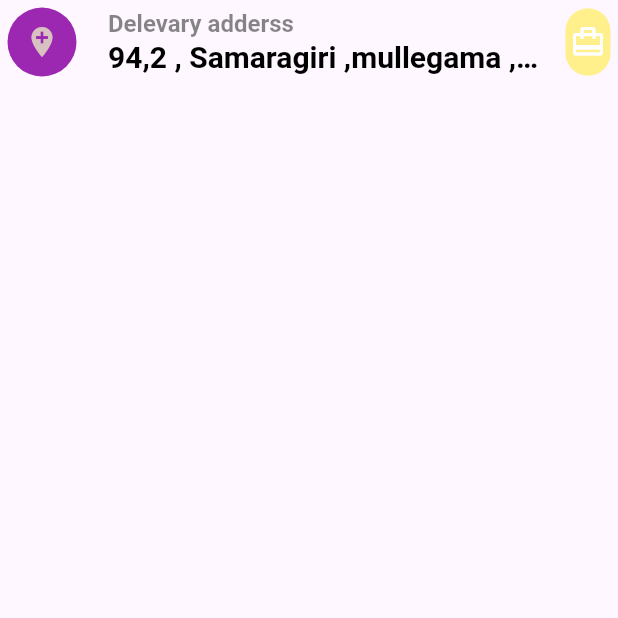
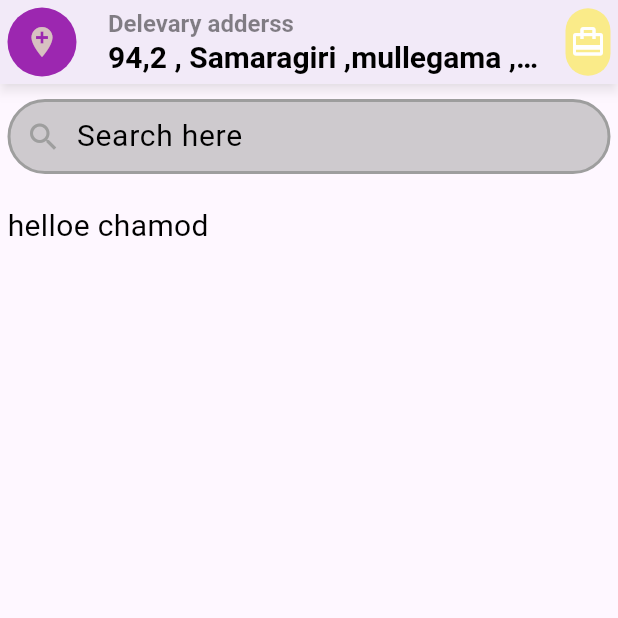
Before and after one commit to ChamodMullegama/CartApp, a Flutter app: the screen it shows after launch, on a phone screen of 412 x 824 dp, the top half of it. Run offline on Flutter 3.47's test engine with Material 3 defaults, Android fonts, the phone set to English and light mode, and no system bars.

Commit message:
add search feld

```diff
--- a/lib/main.dart
+++ b/lib/main.dart
@@ -1,4 +1,4 @@
-import 'package:cart_app/pages/home_page.dart';
+import 'package:cart_app/pages/home_page/home_page.dart';
 import 'package:flutter/material.dart';
 
 void main() {
--- a/lib/pages/home_page.dart
+++ /dev/null
@@ -1,68 +0,0 @@
-import 'package:flutter/material.dart';
-
-class HomePage extends StatelessWidget {
-  const HomePage({super.key});
-
-  @override
-  Widget build(BuildContext context) {
-    return Scaffold(
-      appBar: AppBar(
-        leading: Padding(
-          padding: const EdgeInsets.all(5),
-          child: Container(
-            height: 30,
-            width: 30,
-            decoration: BoxDecoration(
-              borderRadius: BorderRadius.circular(100),
-              color: Colors.purple
-            ),
-            child: const Center(
-              child: Icon(
-                Icons.add_location,
-                color: Color.fromARGB(255, 215, 193, 193),
-              ),
-            ),
-          ),
-        ),
-        title: Column(
-          crossAxisAlignment: CrossAxisAlignment.start,
-          children: [
-            Text("Delevary adderss",
-            style: TextStyle(
-              fontSize: 16,
-              fontWeight: FontWeight.bold,
-              color: Colors.black.withOpacity(0.47)
-            ),
-            ),
-             const Text("94,2 , Samaragiri ,mullegama ,AMBATHENNA",
-            style: TextStyle(
-              fontSize: 20,
-              fontWeight: FontWeight.bold,
-              color: Colors.black
-            ),
-            ),
-          ],
-        ),
-        actions: [
-          Padding(
-          padding: const EdgeInsets.only(right: 5),
-          child: Container(
-            height: 45,
-            width: 30,
-            decoration: BoxDecoration(
-              borderRadius: BorderRadius.circular(100),
-              color: Colors.yellow.withOpacity(0.59)
-            ),
-            child: const Center(
-              child: Icon(
-                Icons.card_travel,
-                color: Colors.white,
-              ),
-            ),
-          ),
-        ),
-        ],
-      ),
-    );
-  }
-}
--- /dev/null
+++ b/lib/pages/home_page/home_page.dart
@@ -0,0 +1,40 @@
+import 'package:cart_app/pages/home_page/widgets/search_box.dart';
+import 'package:cart_app/widgets/app_bar/app_bar.dart';
+import 'package:flutter/material.dart';
+
+class HomePage extends StatelessWidget {
+  const HomePage({super.key});
+
+  @override
+  Widget build(BuildContext context) {
+    return Scaffold(
+      appBar: AppBar(
+        leading: appbARlEADING,
+        title: tittel,
+        actions: appBarAction,
+        shadowColor: Colors.black38,
+        elevation: 3,
+      ),
+      body: const SingleChildScrollView(
+        child: Padding(
+          padding: EdgeInsets.symmetric(horizontal: 5),
+          child: Column(
+            crossAxisAlignment: CrossAxisAlignment.start,
+            children: [
+              searchBar(),
+              SizedBox(
+                height: 10,
+              ),
+              Text("helloe chamod",
+              style:TextStyle(
+                fontSize: 20,
+                fontWeight: FontWeight.normal,
+                color: Colors.black
+              ) ,)
+            ],
+          ),
+        ),
+      ),
+    );
+  }
+}
--- /dev/null
+++ b/lib/pages/home_page/widgets/search_box.dart
@@ -0,0 +1,47 @@
+import 'package:flutter/material.dart';
+
+class searchBar extends StatelessWidget {
+  const searchBar({super.key});
+
+  @override
+  Widget build(BuildContext context) {
+    return Padding(
+              padding: const EdgeInsets.symmetric(vertical: 10),
+              child: Container(
+                height: 50,
+                decoration: BoxDecoration(
+                  borderRadius: BorderRadius.circular(100),
+                  color: Colors.grey.withOpacity(0.5),
+                  border: Border.all(
+                    color: Colors.grey,
+                    width: 2
+                  )
+                ),
+                child: const Row(
+                  children: [
+                    Padding(
+                      padding: EdgeInsets.symmetric(horizontal: 10),
+                      child: Icon(
+                        Icons.search,
+                        color: Colors.grey,
+                      ),
+                    ),
+                    Expanded(
+                      child: TextField(
+                        textAlignVertical: TextAlignVertical.center,
+                        decoration: InputDecoration(
+                          hintText: "Search here",
+                          border: InputBorder.none,
+                          hintStyle: TextStyle(
+                            color: Colors.black,
+                            fontSize: 20,
+                          ),
+                          contentPadding: EdgeInsets.symmetric(vertical: 9)
+                        ),
+                      ))
+                  ],
+                ),
+              ),
+            );
+  }
+}
--- /dev/null
+++ b/lib/widgets/app_bar/app_bar.dart
@@ -0,0 +1,54 @@
+import 'package:flutter/material.dart';
+
+Widget appbARlEADING = Padding(
+  padding: const EdgeInsets.all(5),
+  child: Container(
+    height: 30,
+    width: 30,
+    decoration: BoxDecoration(
+        borderRadius: BorderRadius.circular(100), color: Colors.purple),
+    child: const Center(
+      child: Icon(
+        Icons.add_location,
+        color: Color.fromARGB(255, 215, 193, 193),
+      ),
+    ),
+  ),
+);
+
+Widget tittel = Column(
+  crossAxisAlignment: CrossAxisAlignment.start,
+  children: [
+    Text(
+      "Delevary adderss",
+      style: TextStyle(
+          fontSize: 16,
+          fontWeight: FontWeight.bold,
+          color: Colors.black.withOpacity(0.47)),
+    ),
+    const Text(
+      "94,2 , Samaragiri ,mullegama ,AMBATHENNA",
+      style: TextStyle(
+          fontSize: 20, fontWeight: FontWeight.bold, color: Colors.black),
+    ),
+  ],
+);
+
+List<Widget>? appBarAction = [
+  Padding(
+    padding: const EdgeInsets.only(right: 5),
+    child: Container(
+      height: 45,
+      width: 30,
+      decoration: BoxDecoration(
+          borderRadius: BorderRadius.circular(100),
+          color: Colors.yellow.withOpacity(0.59)),
+      child: const Center(
+        child: Icon(
+          Icons.card_travel,
+          color: Colors.white,
+        ),
+      ),
+    ),
+  ),
+];
```
